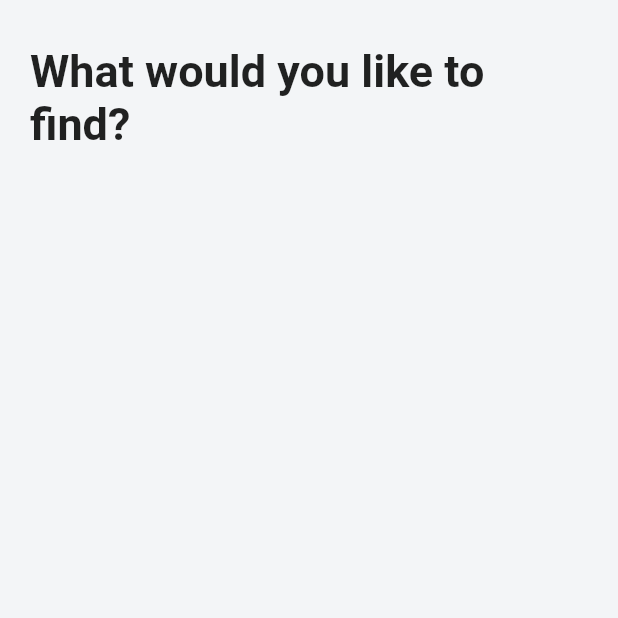
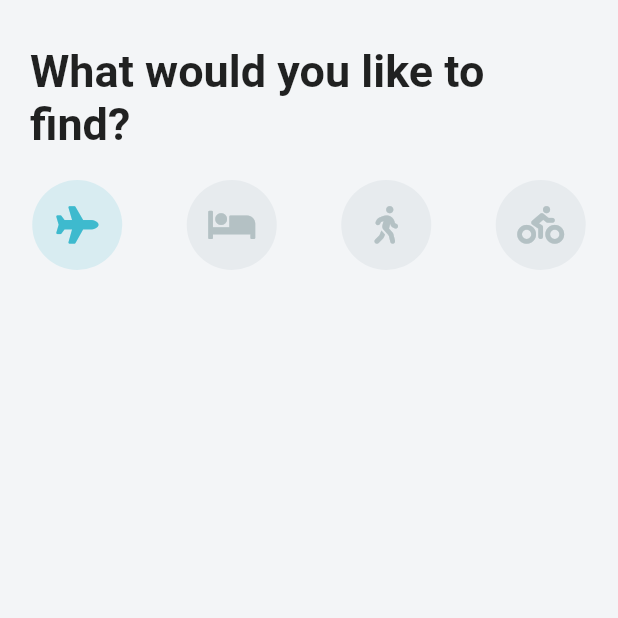
Before and after one commit to amrebrahem22/Flutter_Travel_App, a Flutter app: the screen it shows after launch, on a phone screen of 412 x 824 dp, the top half of it. Run offline on Flutter 3.47's test engine with Material 2 defaults, Android fonts, the phone set to English and light mode, and no system bars; our stand-ins replace font_awesome_flutter.

Commit message:
create the tabs

```diff
--- a/lib/screens/home_screen.dart
+++ b/lib/screens/home_screen.dart
@@ -7,6 +7,7 @@ class HomeScreen extends StatefulWidget {
 }
 
 class _HomeScreenState extends State<HomeScreen> {
+  int _selectedIndex = 0;
 
   List<IconData> _icons = [
     FontAwesomeIcons.plane,
@@ -15,7 +16,32 @@ class _HomeScreenState extends State<HomeScreen> {
     FontAwesomeIcons.biking,
   ];
 
-
+  // craete the icon container and pass it the index of the icon from _icons varaible
+  Widget _buildIcon(int index) {
+    return GestureDetector(
+      onTap: () {
+        setState(() {
+          _selectedIndex = index;
+        });
+      },
+      child: Container(
+        height: 60.0,
+        width: 60.0,
+        decoration: BoxDecoration(
+            color: _selectedIndex == index
+                ? Theme.of(context).accentColor
+                : Color(0xFFE7EBEE),
+            borderRadius: BorderRadius.circular(30.0)),
+        child: Icon(
+          _icons[index],
+          size: 25.0,
+          color: _selectedIndex == index
+              ? Theme.of(context).primaryColor
+              : Color(0xFFB4C1C4),
+        ),
+      ),
+    );
+  }
 
   @override
   Widget build(BuildContext context) {
@@ -31,6 +57,23 @@ class _HomeScreenState extends State<HomeScreen> {
                 style: TextStyle(fontSize: 30.0, fontWeight: FontWeight.bold),
               ),
             ),
+            SizedBox(height: 20.0),
+
+            // map through all icons
+            Row(
+              mainAxisAlignment: MainAxisAlignment.spaceAround,
+              children: _icons
+                  .asMap()
+                  .entries
+                  .map(
+                    (MapEntry map) => _buildIcon(map.key),
+                  )
+                  .toList(),
+            ),
+
+            SizedBox(
+              height: 20.0,
+            ),
           ],
         ),
       ),
```
